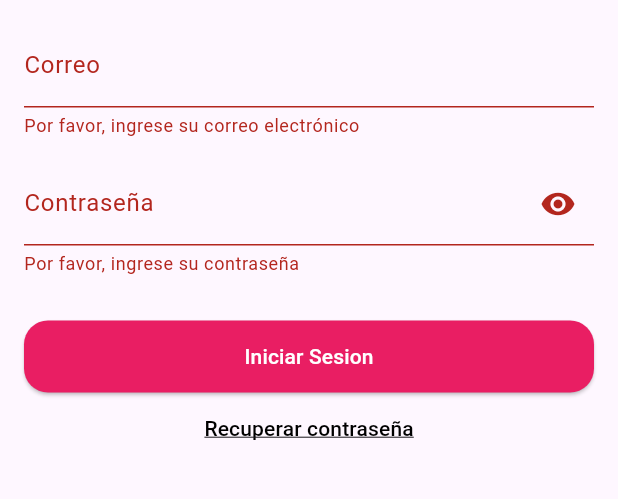
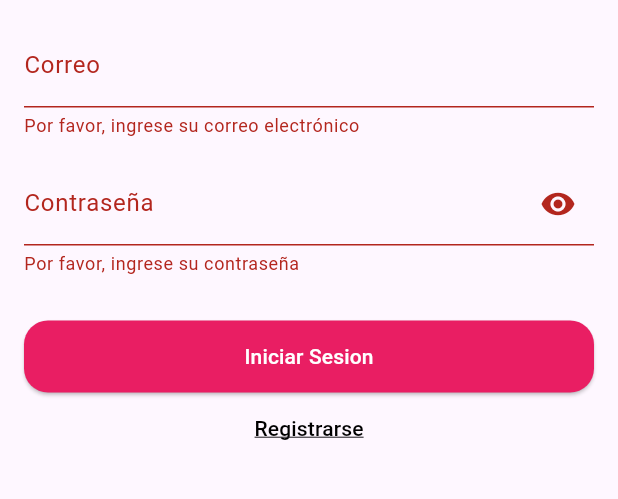
Before and after one commit to Kellguzdi/actividad, a Flutter app: the screen it shows after launch, after a tap on "Iniciar Sesion", on a phone screen of 412 x 824 dp, the part 578-1077 px from its top. Run offline on Flutter 3.47's test engine with Material 3 defaults, Android fonts, the light colour scheme and no system bars; our stand-ins replace firebase_auth, firebase_core; accounts and stored records are empty.

Commit message:
Actividad Lista

```diff
--- a/lib/main.dart
+++ b/lib/main.dart
@@ -1,4 +1,6 @@
+
 import 'package:actividad/firebase_options.dart';
+import 'package:actividad/widgets/create_account.dart';
 import 'package:actividad/widgets/profile.dart';
 import 'package:actividad/widgets/recovery_password.dart';
 import 'package:actividad/widgets/send_email.dart';
@@ -9,10 +11,12 @@ import 'package:flutter/material.dart';
 import 'package:actividad/widgets/login.dart';
 
 void main() async{
+
   WidgetsFlutterBinding.ensureInitialized();
   await Firebase.initializeApp(
     options: DefaultFirebaseOptions.currentPlatform,
   );
+
   runApp(const MainApp());
 }
 
@@ -31,6 +35,7 @@ class MainApp extends StatelessWidget {
         '/verify-code':(context) =>  const VerifyEmail(),
         '/save':(context) =>  const RecoveryPassword(),
         '/profile':(context) =>  const Profile(),
+        '/register':(context) =>  const CreateAccount(),
       },
     );
   }
--- a/lib/widgets/create_account.dart
+++ b/lib/widgets/create_account.dart
@@ -32,7 +32,9 @@ class _CreateAccountState extends State<CreateAccount> {
     if (value == null || value.isEmpty) {
       return 'La contraseña no puede estar vacía';
     }
-
+    if (value.length <6){
+      return 'La contraseña debe contener minimo 6 digito';
+    }
     // Verifica que no tenga caracteres especiales, solo letras y números
     final isValidPassword = RegExp(r'^[a-zA-Z0-9]+$');
     if (!isValidPassword.hasMatch(value)) {
--- a/lib/widgets/login.dart
+++ b/lib/widgets/login.dart
@@ -87,7 +87,7 @@ class _LoginState extends State<Login> {
                           child: ElevatedButton(
                               onPressed: () async {
                                 if (_formKey.currentState!.validate()) {
-                                  Navigator.pushNamed(context, '/send-email');
+                                  Navigator.pushNamed(context, '/profile');
                                   try {
                             final credential = await FirebaseAuth.instance.signInWithEmailAndPassword(
                               email: _emailController.text,
@@ -114,10 +114,10 @@ class _LoginState extends State<Login> {
                         TextButton(
                           onPressed: () {
                           // Navegar a la pantalla de recuperación de contraseña
-                            Navigator.pushNamed(context, '/save');
+                            Navigator.pushNamed(context, '/register');
                           },
                           child: const Text(
-                            'Recuperar contraseña',
+                            'Registrarse',
                             style: TextStyle(
                               decoration: TextDecoration.underline,
                               color: Colors.black
--- a/lib/widgets/splash_screen.dart
+++ b/lib/widgets/splash_screen.dart
@@ -1,7 +1,7 @@
 //es lo primero que se muestra cuando el logotipo se carga
+import 'package:firebase_auth/firebase_auth.dart';
+import 'package:flutter/material.dart';
 
-import 'package:flutter/material.dart';
-import 'package:firebase_auth/firebase_auth.dart';
 class SplashScreen extends StatefulWidget {
   const SplashScreen({super.key});
 
--- /dev/null
+++ b/package.json
@@ -0,0 +1,5 @@
+{
+  "dependencies": {
+    "firebase": "^10.14.1"
+  }
+}
```
Also changed, not shown: firebase.json, lib/firebase_options.dart, package-lock.json (added), 1 other file.
